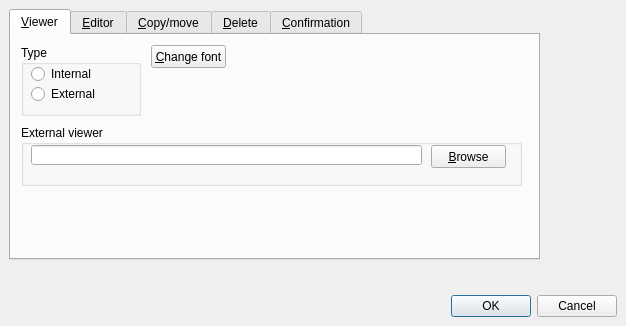
The window that OptionsDialog.ui (martin-kudlicka/file-commander) describes before a commit, drawn with Qt 5.
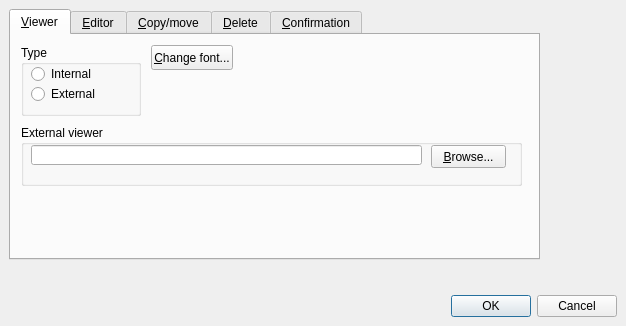
The same window after the commit. The open tabs and pages were chosen to show the change.

Commit message: * prepare for next release + Options dialog's buttons text modification

Patch:
```diff
--- a/OptionsDialog.ui
+++ b/OptionsDialog.ui
@@ -718,12 +718,12 @@
             <rect>
              <x>140</x>
              <y>10</y>
-             <width>75</width>
-             <height>23</height>
+             <width>82</width>
+             <height>25</height>
             </rect>
            </property>
            <property name="text" >
-            <string>&amp;Change font</string>
+            <string>&amp;Change font...</string>
            </property>
           </widget>
           <widget class="QGroupBox" name="groupBox_10" >
@@ -748,7 +748,7 @@
              </rect>
             </property>
             <property name="text" >
-             <string>&amp;Browse</string>
+             <string>&amp;Browse...</string>
             </property>
            </widget>
            <widget class="QLineEdit" name="qleExternalViewer" >
```
Left out of the diff: 10 changed lines with no effect on the pictures. The commit also changes 1 other file.
